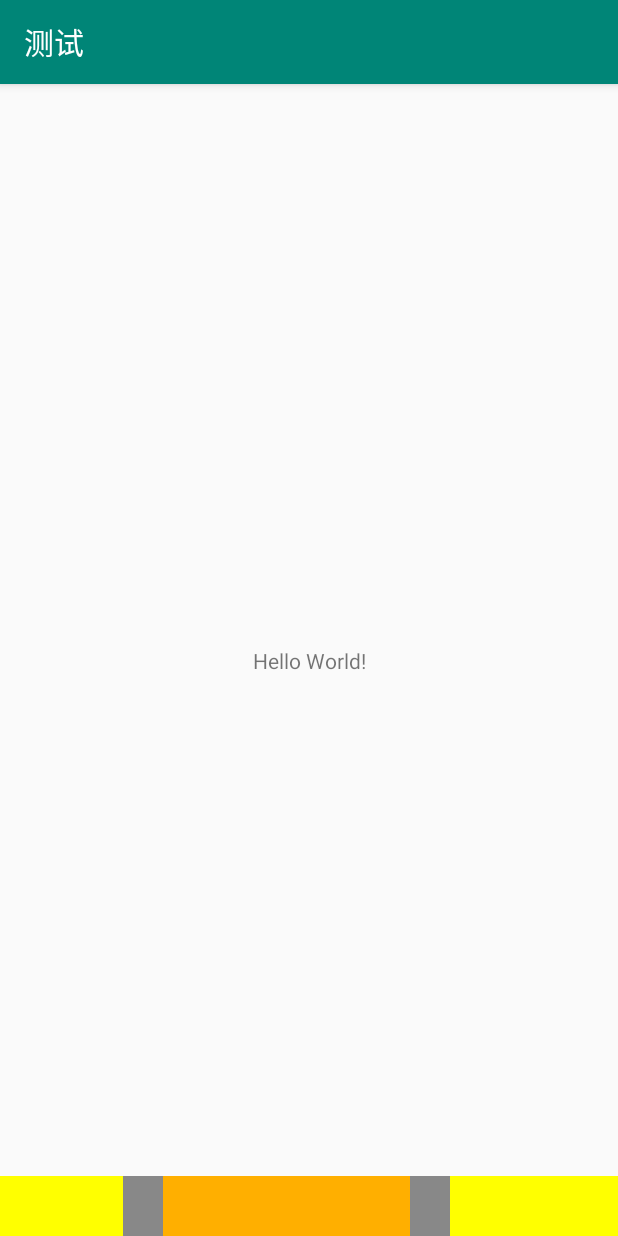
After one commit to ZhangTengda/CodeSegment, an Android app: the SeekBarKtActivity screen opened directly, with no data from a screen before it, on a phone screen of 412 x 824 dp. The commit adds this screen. Run offline under Robolectric (Android 15) with nearby library versions, the phone set to English and light mode, and no system bars.

Commit message:
添加自定义的seekbar

```diff
--- a/app/src/main/AndroidManifest.xml
+++ b/app/src/main/AndroidManifest.xml
@@ -68,6 +68,8 @@
             android:name="com.testone.demo.keyboard.KeybardActivity"
             android:configChanges="keyboardHidden|orientation|screenSize"/>
 
+        <activity android:name="com.testone.demo.seekbar.SeekBarKtActivity" />
+
 
     </application>
 
--- /dev/null
+++ b/app/src/main/java/com/testone/demo/BaseActivity.kt
@@ -0,0 +1,7 @@
+package com.testone.demo
+
+import android.support.v7.app.AppCompatActivity
+
+open class BaseActivity : AppCompatActivity() {
+
+}
--- /dev/null
+++ b/app/src/main/java/com/testone/demo/seekbar/SeekBarKtActivity.kt
@@ -0,0 +1,16 @@
+package com.testone.demo.seekbar
+
+import android.os.Bundle
+import com.testone.demo.BaseActivity
+import com.testone.demo.view.MySeekBar
+import com.testone.myapplication.R
+
+class SeekBarKtActivity : BaseActivity() {
+    override fun onCreate(savedInstanceState: Bundle?) {
+        super.onCreate(savedInstanceState)
+        setContentView(R.layout.activity_seekbar)
+
+        val seekBar = this.findViewById<MySeekBar>(R.id.myseekbar)
+        seekBar.setProgress(20, 60)
+    }
+}
--- a/app/src/main/java/com/testone/demo/view/MySeekBar.kt
+++ b/app/src/main/java/com/testone/demo/view/MySeekBar.kt
@@ -112,13 +112,13 @@ class MySeekBar : View {
 //        canvas!!.drawRect(Rect(), bgPaint)
 
         //绘制左边的拖拽按钮
-        canvas!!.drawRect(leftRect, buttonPaint)
+        canvas.drawRect(leftRect, buttonPaint)
 //        drawLeftRect(canvas)
         //绘制当前的进度条
-        canvas!!.drawRect(progressRect, progressPaint)
+        canvas.drawRect(progressRect, progressPaint)
 //        drawProgressRect(canvas)
         //绘制右边的拖拽按钮
-        canvas!!.drawRect(rightRect, buttonPaint)
+        canvas.drawRect(rightRect, buttonPaint)
 //        drawRightRect(canvas)
         isFirstInit=false
     }
@@ -179,8 +179,8 @@ class MySeekBar : View {
             return false
         when (event!!.action) {
             MotionEvent.ACTION_DOWN -> {//手指按下
-                downX = event!!.x
-                downY = event!!.y
+                downX = event.x
+                downY = event.y
                 Log.i("MySeekBar","手指按下-----::${downX}--${downY}")
                 if (viewContainsPoint(leftRect,downX,downY)){
                     SEEKMODE=LEFTMODE
--- /dev/null
+++ b/app/src/main/res/layout/activity_seekbar.xml
@@ -0,0 +1,23 @@
+<?xml version="1.0" encoding="utf-8"?>
+<android.support.constraint.ConstraintLayout
+    xmlns:android="http://schemas.android.com/apk/res/android"
+    xmlns:app="http://schemas.android.com/apk/res-auto"
+    android:layout_width="match_parent"
+    android:layout_height="match_parent">
+
+    <TextView
+        android:layout_width="wrap_content"
+        android:layout_height="wrap_content"
+        android:text="Hello World!"
+        app:layout_constraintBottom_toBottomOf="parent"
+        app:layout_constraintLeft_toLeftOf="parent"
+        app:layout_constraintRight_toRightOf="parent"
+        app:layout_constraintTop_toTopOf="parent"/>
+
+    <com.testone.demo.view.MySeekBar
+        android:id="@+id/myseekbar"
+        android:layout_height="40dp"
+        android:layout_width="match_parent"
+        app:layout_constraintBottom_toBottomOf="parent" />
+
+</android.support.constraint.ConstraintLayout>
--- a/app/src/main/res/layout/activity_test.xml
+++ b/app/src/main/res/layout/activity_test.xml
@@ -96,7 +96,7 @@
             android:layout_height="wrap_content"
             android:layout_marginTop="20dp"
             android:gravity="center"
-            android:text="跳转9"
+            android:text="跳转SeekBar"
             android:textSize="20dp" />
 
         <TextView
```
Also changed, not shown: app/src/main/java/com/testone/demo/MainActivity.java (+9 -0 lines), app/src/main/java/com/testone/demo/listview/ListViewActivity.java (+4 -4 lines).
